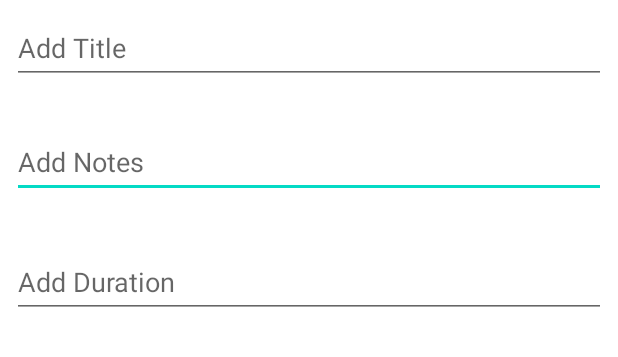
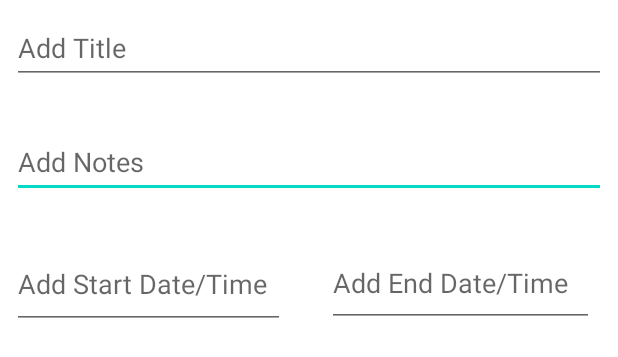
Before and after one commit to AllenStudent/CIS-350-Term-Project, an Android app: the layout add_item.xml on its own in the app's theme, with its tools: preview values and no code run, on a phone screen of 412 x 824 dp. Shown: the top 357 px of the screen. Run offline under Robolectric (Android 15) with nearby library versions, the light colour scheme and no system bars.

Commit message:
Replaced Duration string with itemStart and itemEnd, both String variables that are formatted in the .xml as a datetime, for hopefuly integration with datepicker.

```diff
--- a/app/src/main/res/layout/add_item.xml
+++ b/app/src/main/res/layout/add_item.xml
@@ -19,18 +19,31 @@
             android:layout_marginEnd="8dp" app:layout_constraintHorizontal_bias="0.0"
             android:inputType="text" android:minHeight="48dp"/>
     <EditText
-            android:layout_width="0dp"
-            android:layout_height="wrap_content"
+            android:layout_width="182dp"
+            android:layout_height="59dp"
             android:ems="10"
-            android:id="@+id/et_duration"
-            android:hint="@string/DurationHint"
+            android:id="@+id/et_startdate"
+            android:hint="@string/StartHint"
             app:layout_constraintTop_toTopOf="parent"
             app:layout_constraintStart_toStartOf="parent"
             app:layout_constraintEnd_toEndOf="parent"
-            android:layout_marginTop="164dp"
+            android:layout_marginTop="160dp"
             android:layout_marginStart="8dp"
             android:layout_marginEnd="8dp" app:layout_constraintHorizontal_bias="0.0"
-            android:inputType="text" android:minHeight="48dp"/>
+            android:inputType="datetime|text" android:minHeight="48dp"/>
+    <EditText
+            android:layout_width="178dp"
+            android:layout_height="58dp"
+            android:ems="10"
+            android:id="@+id/et_enddate"
+            android:hint="@string/EndHint"
+            app:layout_constraintTop_toTopOf="parent"
+            app:layout_constraintStart_toStartOf="parent"
+            app:layout_constraintEnd_toEndOf="parent"
+            android:layout_marginTop="160dp"
+            android:layout_marginStart="8dp"
+            android:layout_marginEnd="8dp" app:layout_constraintHorizontal_bias="0.964"
+            android:inputType="datetime|text" android:minHeight="48dp"/>
     <EditText
             android:layout_width="0dp"
             android:layout_height="wrap_content"
--- a/app/src/main/res/values/strings.xml
+++ b/app/src/main/res/values/strings.xml
@@ -9,4 +9,6 @@
     <string name="TitleHint">Add Title</string>
     <string name="NotesHint">Add Notes</string>
     <string name="DurationHint">Add Duration</string>
+    <string name="StartHint">Add Start Date/Time</string>
+    <string name="EndHint">Add End Date/Time</string>
 </resources>
```
Also changed, not shown: app/src/main/java/com/example/studious/DataBaseHelper.java (+16 -9 lines), app/src/main/java/com/example/studious/Items.java (+36 -13 lines), app/src/main/java/com/example/studious/MainActivity.java (+5 -3 lines), 1 other file.
